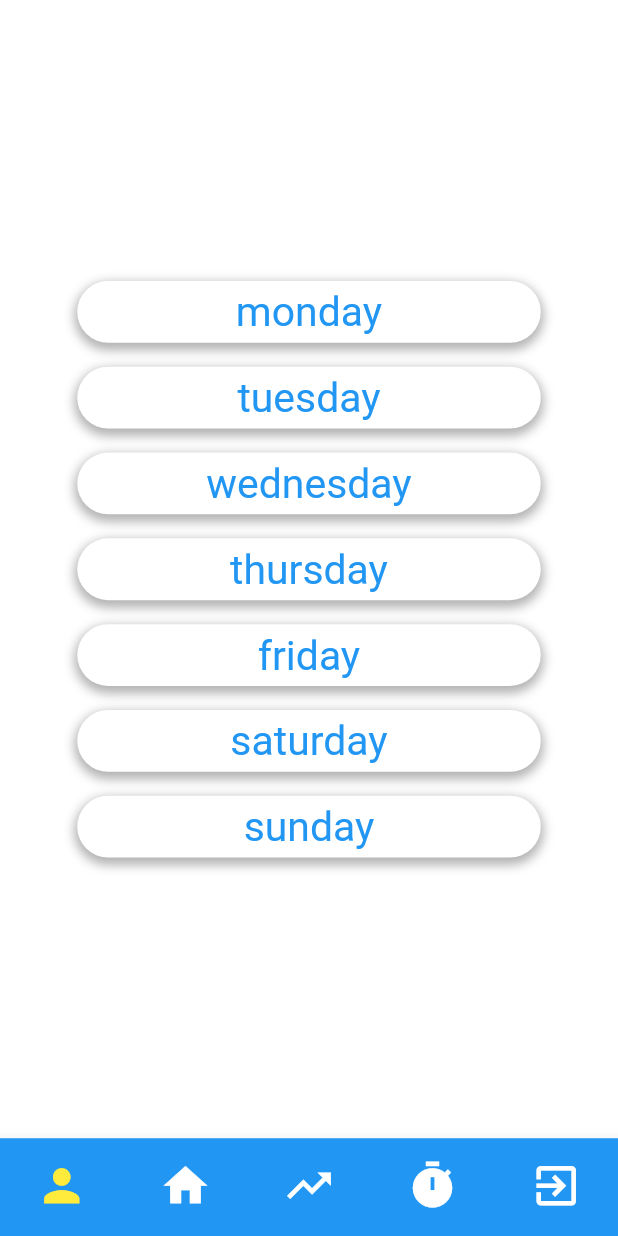
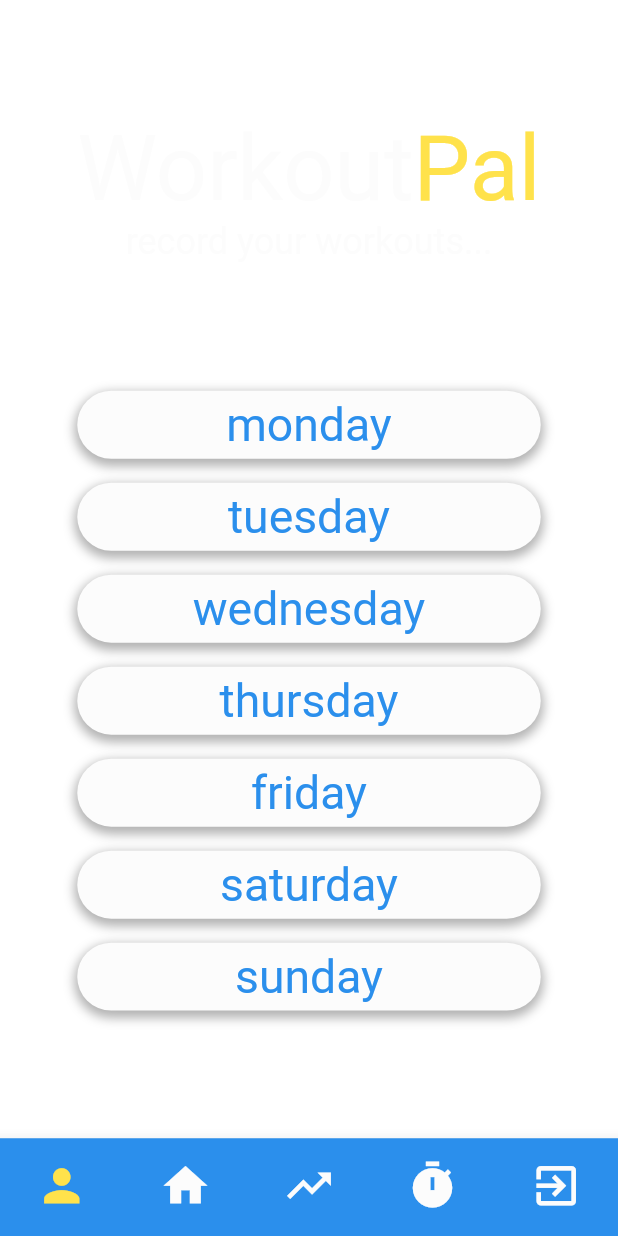
Before and after one commit to kartikeya-bhatt/WorkoutPal, a Flutter app: the screen it shows after launch, on a phone screen of 412 x 824 dp. Run offline on Flutter 3.47's test engine with Material 2 defaults, Android fonts, the phone set to English and light mode, and no system bars; Roboto replaces fonts that are missing (Ubuntu).

Commit message:
Added and implemented a file to hold all constants

```diff
--- /dev/null
+++ b/lib/constants.dart
@@ -0,0 +1,5 @@
+import 'package:flutter/cupertino.dart';
+
+final Color blue = new Color.fromRGBO(43, 143, 236, 1.0);
+final Color yellow = new Color.fromRGBO(255, 226, 75, 1.0);
+final Color white = new Color.fromRGBO(252, 252, 252, 1.0);
--- a/lib/home_page.dart
+++ b/lib/home_page.dart
@@ -1,5 +1,6 @@
 import 'package:flutter/cupertino.dart';
 import 'package:flutter/material.dart';
+import 'constants.dart';
 
 class HomePage extends StatelessWidget {
   final Color color;
@@ -8,9 +9,32 @@ class HomePage extends StatelessWidget {
 
   @override
   Widget build(BuildContext context) {
-    return Container(
+    return SafeArea(
+      child: Container(
           color: color,
           alignment: Alignment.center,
+          child: Column(
+              mainAxisAlignment: MainAxisAlignment.center,
+              children: <Widget>[
+                Spacer(),
+                Center(child: Header()),
+                Spacer(),
+                Center(child: ButtonGroup()),
+                Spacer()
+              ])),
+    );
+  }
+}
+
+class ButtonGroup extends StatefulWidget {
+  @override
+  _ButtonGroupState createState() => _ButtonGroupState();
+}
+
+class _ButtonGroupState extends State<ButtonGroup> {
+  @override
+  Widget build(BuildContext context) {
+    return Container(
       child: Column(
           mainAxisAlignment: MainAxisAlignment.center,
           children: <Widget>[
@@ -21,30 +45,49 @@ class HomePage extends StatelessWidget {
             CustomButton("friday"),
             CustomButton("saturday"),
             CustomButton("sunday"),
-            ]));
+          ]),
+    );
   }
 }
 
-class CustomButton extends StatelessWidget {
+class CustomButton extends StatefulWidget {
   final String day;
   CustomButton(this.day);
 
+  @override
+  _CustomButtonState createState() => _CustomButtonState();
+}
+
+class _CustomButtonState extends State<CustomButton> {
   @override
   Widget build(BuildContext context) {
     return Padding(
       padding: const EdgeInsets.all(8.0),
       child: GestureDetector(
-
         onTap: () {
           final snackBar = SnackBar(content: Text("Hello"));
           ScaffoldMessenger.of(context).showSnackBar(snackBar);
         },
+        onLongPress: () {
+          decoration:
+          BoxDecoration(
+              color: Colors.white,
+              borderRadius: BorderRadius.circular(25.0),
+              boxShadow: [
+                BoxShadow(
+                  color: Colors.black.withOpacity(0),
+                  spreadRadius: 2,
+                  blurRadius: 5,
+                  offset: Offset(0, 3),
+                )
+              ]);
+        },
         child: Container(
           width: MediaQuery.of(context).size.width * 0.75,
-          height: MediaQuery.of(context).size.height * 0.05,
+          height: MediaQuery.of(context).size.height * 0.055,
           padding: EdgeInsets.all(5.0),
           decoration: BoxDecoration(
-              color: Colors.white,
+              color: white,
               borderRadius: BorderRadius.circular(25.0),
               boxShadow: [
                 BoxShadow(
@@ -56,10 +99,10 @@ class CustomButton extends StatelessWidget {
               ]),
           child: FittedBox(
               fit: BoxFit.fitHeight,
-              child: Text(day,
+              child: Text(widget.day,
                   textAlign: TextAlign.center,
                   style: TextStyle(
-                    color: Colors.blue,
+                    color: blue,
                     fontFamily: 'Ubuntu',
                   ))),
         ),
@@ -67,3 +110,35 @@ class CustomButton extends StatelessWidget {
     );
   }
 }
+
+class Header extends StatelessWidget {
+  Widget build(BuildContext context) {
+    return Container(
+      child: Column(
+        children: [
+          RichText(
+            textAlign: TextAlign.center,
+            text: TextSpan(
+                text: 'Workout',
+                style: TextStyle(
+                  fontSize: 60,
+                  color: white,
+                  fontFamily: 'Ubuntu',
+                ),
+                children: <TextSpan>[
+                  TextSpan(
+                      text: 'Pal', style: TextStyle(color: yellow))
+                ]),
+          ),
+          Text("record your workouts...",
+              textAlign: TextAlign.center,
+              style: TextStyle(
+                fontSize: 24,
+                color: white,
+                fontFamily: 'Ubuntu',
+              ))
+        ],
+      ),
+    );
+  }
+}
--- a/lib/main.dart
+++ b/lib/main.dart
@@ -1,5 +1,6 @@
 import 'package:flutter/material.dart';
 import 'nav_bar.dart';
+import 'constants.dart';
 
 void main() {
   runApp(MyApp());
@@ -9,7 +10,7 @@ class MyApp extends StatelessWidget {
   @override
   Widget build(BuildContext context) {
     return MaterialApp(
-      theme: new ThemeData(scaffoldBackgroundColor: Colors.blue),
+      theme: new ThemeData(scaffoldBackgroundColor: blue),
       home: Home(),
     );
   }
--- a/lib/nav_bar.dart
+++ b/lib/nav_bar.dart
@@ -1,5 +1,6 @@
 import 'package:flutter/material.dart';
 import 'home_page.dart';
+import 'constants.dart';
 import 'common_navigation_bar.dart';
 
 class Home extends StatefulWidget {
@@ -27,9 +28,9 @@ class _HomeState extends State<Home> {
           onTap: onTabTapped,
           currentIndex: _selectedIndex,
           iconSize: 35,
-          backgroundColor: Colors.blue,
-          selectedItemColor: Colors.yellow,
-          unselectedItemColor: Colors.white,
+          backgroundColor: blue,
+          selectedItemColor: yellow,
+          unselectedItemColor: white,
           type: BottomNavigationBarType.fixed,
           showSelectedLabels: false,
           showUnselectedLabels: false,
@@ -62,7 +63,7 @@ class _HomeState extends State<Home> {
           HomePage(Colors.deepOrange),
           HomePage(Colors.orange),
           HomePage(Colors.yellow),
-          HomePage(Colors.blue),
+          HomePage(blue),
         ],
       ),
     );
```
Lines whose indentation alone changed are shown as unchanged.
